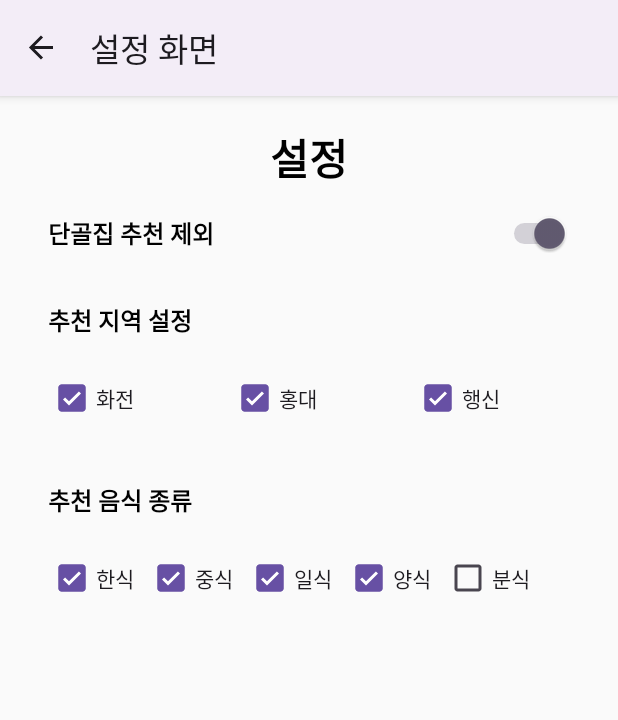
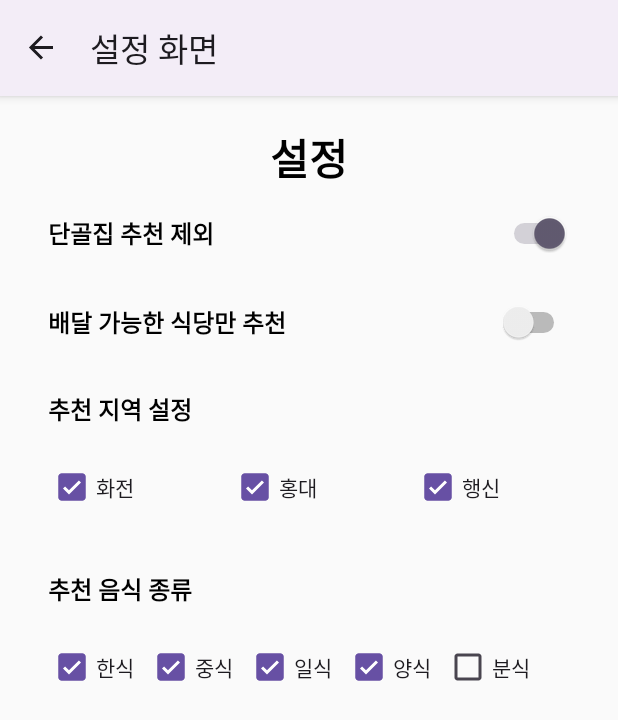
Before and after one commit to 20yangminju/Team_4, an Android app: the SettingsFragment screen opened through its navigation route, after a tap on "분식", on a phone screen of 412 x 824 dp. Shown: the top 720 px of the screen. Run offline under Robolectric (Android 15) with nearby library versions, the phone set to English and light mode, and no system bars; our stand-ins replace Firebase (no records; nobody signed in at launch, a user with empty details on screens opened directly), navigation-ui; 2 statements that could not run were skipped; 1 other tap on this screen came first.

Commit message:
setting fragment에 옵션 추가

```diff
--- a/app/src/main/java/com/example/team_project/SettingsFragment.kt
+++ b/app/src/main/java/com/example/team_project/SettingsFragment.kt
@@ -31,6 +31,9 @@ class SettingsFragment : Fragment() {
         viewModel.favorite.observe(viewLifecycleOwner) {
             binding?.favoriteRestaurantSwitch?.isChecked = viewModel.isFavor
         }
+        viewModel.delivery.observe(viewLifecycleOwner) {
+            binding?.deliveryRestaurantSwitch?.isChecked = viewModel.isDelivery
+        }
         viewModel.local.observe(viewLifecycleOwner) {
             binding?.hwajeonCheckbox?.isChecked = viewModel.isHwa
             binding?.haengsinCheckbox?.isChecked = viewModel.isHaeng
@@ -48,6 +51,9 @@ class SettingsFragment : Fragment() {
         // view 변화 발생 시, viewModel 갱신
         binding?.favoriteRestaurantSwitch?.setOnClickListener {
             viewModel.setFavor(binding?.favoriteRestaurantSwitch?.isChecked ?: false)
+        }
+        binding?.deliveryRestaurantSwitch?.setOnClickListener {
+            viewModel.setDelivery(binding?.deliveryRestaurantSwitch?.isChecked ?: false)
         }
         binding?.hwajeonCheckbox?.setOnClickListener {
             viewModel.setHwa(binding?.hwajeonCheckbox?.isChecked ?: false)
--- a/app/src/main/java/com/example/team_project/repository/SettingRepository.kt
+++ b/app/src/main/java/com/example/team_project/repository/SettingRepository.kt
@@ -15,11 +15,21 @@ class SettingRepository {
     val foodList = arrayListOf(true, true, true, true, true)
     val localList = arrayListOf(true, true, true)
 
-    fun observeSetting(favorite: MutableLiveData<Boolean>, local: MutableLiveData<ArrayList<Boolean>>, food: MutableLiveData<ArrayList<Boolean>>){
+    fun observeSetting(favorite: MutableLiveData<Boolean>, delivery: MutableLiveData<Boolean>, local: MutableLiveData<ArrayList<Boolean>>, food: MutableLiveData<ArrayList<Boolean>>){
         // firebase내 favorite 설정값 변경 적용
         ref.child("favorite").addValueEventListener(object: ValueEventListener {
             override fun onDataChange(snapshot: DataSnapshot) {
                 favorite.postValue(snapshot.value as Boolean)
+            }
+
+            override fun onCancelled(error: DatabaseError) {
+            }
+
+        })
+
+        ref.child("delivery").addValueEventListener(object: ValueEventListener {
+            override fun onDataChange(snapshot: DataSnapshot) {
+                delivery.postValue(snapshot.value as Boolean)
             }
 
             override fun onCancelled(error: DatabaseError) {
@@ -87,7 +97,8 @@ class SettingRepository {
     fun modify(setting: Int, index: Int, newValue: Boolean) {
         when(setting) {
             0 -> ref.child("favorite").setValue(newValue)
-            1 -> when(index) {
+            1 -> ref.child("delivery").setValue(newValue)
+            2 -> when(index) {
                 0 -> {
                     ref.child("local").child("화전").setValue(newValue)
                     localList[0] = newValue
@@ -103,7 +114,7 @@ class SettingRepository {
                     localList[2] = newValue
                 }
             }
-            2 -> when(index) {
+            3 -> when(index) {
                 0 -> {
                     ref.child("food").child("한식").setValue(newValue)
                     foodList[0] = newValue
--- a/app/src/main/java/com/example/team_project/viewmodel/SettingViewModel.kt
+++ b/app/src/main/java/com/example/team_project/viewmodel/SettingViewModel.kt
@@ -10,26 +10,32 @@ import kotlinx.coroutines.launch
 class SettingViewModel : ViewModel() {
     private val _favorite = MutableLiveData(true)
 
+    private val _delivery = MutableLiveData(true)
+
     private val _local = MutableLiveData(arrayListOf(true, true, true))
     // [화전, 홍대, 행신]
     private val _food = MutableLiveData(arrayListOf(true, true, true, true, true))
     // [한식, 중식, 일식, 양식, 분식]
 
     val favorite: LiveData<Boolean> get() = _favorite
+    val delivery: LiveData<Boolean> get() = _delivery
     val local: LiveData<ArrayList<Boolean>> get() = _local
     val food: LiveData<ArrayList<Boolean>> get() = _food
 
     private val repository = SettingRepository()
     init {
-        repository.observeSetting(_favorite, _local, _food)
+        repository.observeSetting(_favorite, _delivery, _local, _food)
     }
 
     // setting - index
     // 0 - 0: setFavor
-    // 1 - 0: setHwa, 1 - 1: setHong, 1 - 2: setHaeng
-    // 2 - 0: setKorean, 2 - 1: setChinese, 2 - 2: setJapanese 2 - 3: setWestern
+    // 1 - 0: setDeliver
+    // 2 - 0: setHwa, 2 - 1: setHong, 2 - 2: setHaeng
+    // 3 - 0: setKorean, 3 - 1: setChinese, 3- 2: setJapanese 3 - 3: setWestern
 
     val isFavor get() = _favorite.value == true
+
+    val isDelivery get() = _delivery.value == true
 
     val isHwa get() = _local.value?.get(0) == true
     val isHong get() = _local.value?.get(1) == true
@@ -45,52 +51,59 @@ class SettingViewModel : ViewModel() {
         _favorite.value = newValue
         repository.modify(0, 0, newValue)
     }
+
+    fun setDelivery(newValue: Boolean) {
+        _delivery.value = newValue
+        repository.modify(1, 0, newValue)
+    }
+
     fun setHwa(newValue: Boolean) {
         _local.value?.let {
             it[0] = newValue
         }
-        repository.modify(1, 0, newValue)
+        repository.modify(2, 0, newValue)
     }
     fun setHong(newValue: Boolean) {
         _local.value?.let {
             it[1] = newValue
         }
-        repository.modify(1, 1, newValue)
+        repository.modify(2, 1, newValue)
     }
     fun setHaeng(newValue: Boolean) {
         _local.value?.let {
             it[2] = newValue
         }
-        repository.modify(1, 2, newValue)
+        repository.modify(2, 2, newValue)
     }
+
     fun setKorean(newValue: Boolean) {
         _food.value?.let {
             it[0] = newValue
         }
-        repository.modify(2, 0, newValue)
+        repository.modify(3, 0, newValue)
     }
     fun setChinese(newValue: Boolean) {
         _food.value?.let {
             it[1] = newValue
         }
-        repository.modify(2, 1, newValue)
+        repository.modify(3, 1, newValue)
     }
     fun setJapanese(newValue: Boolean) {
         _food.value?.let {
             it[2] = newValue
         }
-        repository.modify(2, 2, newValue)
+        repository.modify(3, 2, newValue)
     }
     fun setWestern(newValue: Boolean) {
         _food.value?.let {
             it[3] = newValue
         }
-        repository.modify(2, 3, newValue)
+        repository.modify(3, 3, newValue)
     }
     fun setFast(newValue: Boolean) {
         _food.value?.let {
             it[4] = newValue
         }
-        repository.modify(2, 4, newValue)
+        repository.modify(3, 4, newValue)
     }
 }
--- a/app/src/main/res/layout/fragment_settings.xml
+++ b/app/src/main/res/layout/fragment_settings.xml
@@ -6,6 +6,22 @@
     android:layout_height="match_parent"
     android:padding="16dp"
     tools:context=".MainActivity">
+
+    <Switch
+        android:id="@+id/delivery_restaurant_switch"
+        android:layout_width="match_parent"
+        android:layout_height="wrap_content"
+        android:layout_marginStart="16dp"
+        android:layout_marginTop="32dp"
+        android:layout_marginEnd="16dp"
+        android:checked="false"
+        android:text="배달 가능한 식당만 추천"
+        android:textColor="#000000"
+        android:textSize="16sp"
+        android:textStyle="bold"
+        app:layout_constraintEnd_toEndOf="parent"
+        app:layout_constraintStart_toStartOf="parent"
+        app:layout_constraintTop_toBottomOf="@+id/favorite_restaurant_switch" />
 
     <CheckBox
         android:id="@+id/fast_food_checkbox"
@@ -135,7 +151,7 @@
         android:textSize="16sp"
         android:textStyle="bold"
         app:layout_constraintStart_toStartOf="parent"
-        app:layout_constraintTop_toBottomOf="@+id/favorite_restaurant_switch" />
+        app:layout_constraintTop_toBottomOf="@+id/delivery_restaurant_switch" />
 
     <TextView
         android:id="@+id/food_type_text"
```
